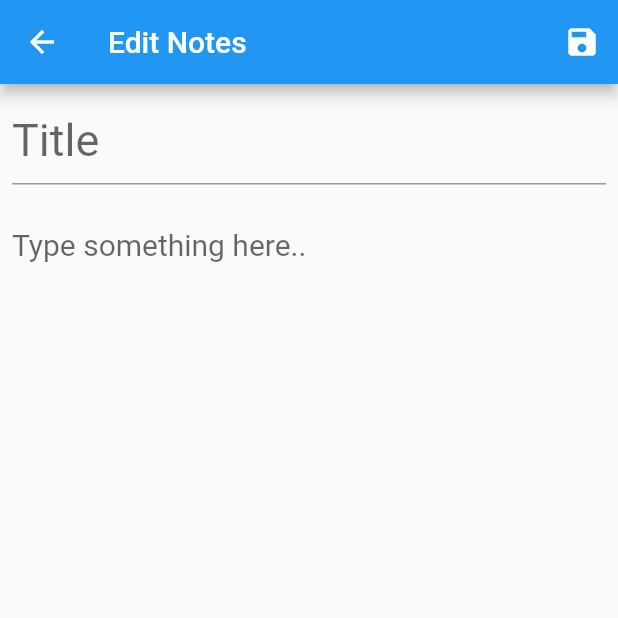
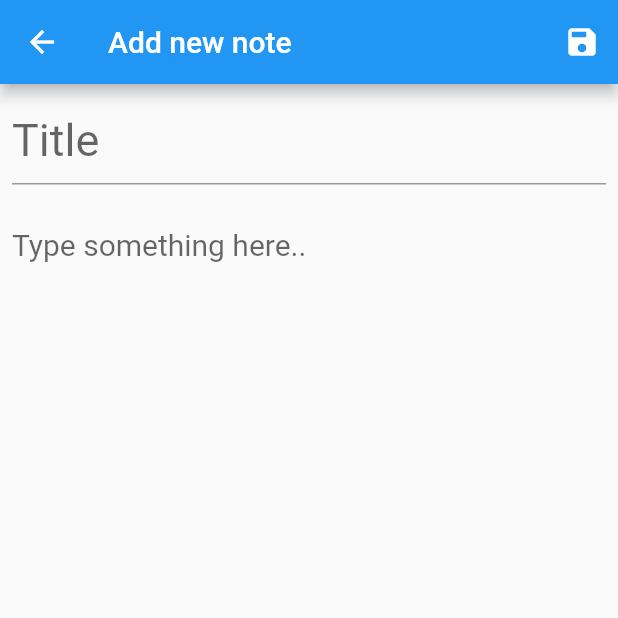
Before and after one commit to Nyi-NyiSoe/NoteWave, a Flutter app: the screen it shows after launch, after a tap on the "add" icon, on a phone screen of 412 x 824 dp, the top half of it. Run offline on Flutter 3.47's test engine with Material 2 defaults, Android fonts, the phone set to English and light mode, and no system bars; our stand-ins replace hive, hive_flutter; accounts and stored records are empty.

Commit message:
ui color fixes

```diff
--- a/lib/edit_note_screen.dart
+++ b/lib/edit_note_screen.dart
@@ -6,7 +6,8 @@ import 'note_service.dart';
 class EditNoteScreen extends StatefulWidget {
   final Note? noteObj;
   final int? index;
-  EditNoteScreen({Key? key, this.noteObj, this.index});
+  final String? appBarTitle;
+  EditNoteScreen({Key? key, this.noteObj, this.index,required this.appBarTitle});
 
   @override
   State<EditNoteScreen> createState() => _EditNoteScreenState();
@@ -33,7 +34,7 @@ class _EditNoteScreenState extends State<EditNoteScreen> {
     return SafeArea(
         child: Scaffold(
       appBar: AppBar(
-        title: const Text('Edit Notes'),
+        title:  Text(widget.appBarTitle!),
         actions: [
           IconButton(
               onPressed: () {
@@ -46,7 +47,7 @@ class _EditNoteScreenState extends State<EditNoteScreen> {
                   var note = Note(
                       body: _bodyController.text, title: _titleController.text);
                   _noteService.addNote(note);
-                   ScaffoldMessenger.of(context)
+                  ScaffoldMessenger.of(context)
                       .showSnackBar(SnackBar(content: Text('Added new')));
                 }
               },
--- a/lib/home.dart
+++ b/lib/home.dart
@@ -13,17 +13,29 @@ class HomePage extends StatelessWidget {
   @override
   Widget build(BuildContext context) {
     final List<Color> backgroundColors = [
-      Colors.red,
-      Colors.green,
-      Colors.blue,
-      Colors.yellow,
-      Colors.orange,
-      Colors.purple,
+      Color(0xFFE0E0E0), // Lighter Gray
+      Color(0xFFB0C4DE), // Light Steel Blue
+      Color(0xFFFFC0CB), // Pink
+      Color(0xFFD8BFD8), // Thistle
+      Color(0xFFC1FFC1), // Light Green
+      Color(0xFFFFE4B5), // Moccasin
+      Color(0xFFFFFFE0), // Light Yellow
+      Color(0xFFB0E0E6), // Powder Blue
+      Color(0xFFF5E6E6), // Misty Rose
+      Color(0xFFFFF5E6), // Old Lace
     ];
 
     Color _randomColor() {
       final Random random = Random();
       return backgroundColors[random.nextInt(backgroundColors.length)];
+    }
+
+    bool isLargeScreen() {
+      if (MediaQuery.of(context).size.width > 600) {
+        return true;
+      } else {
+        return false;
+      }
     }
 
     return SafeArea(
@@ -34,21 +46,28 @@ class HomePage extends StatelessWidget {
                 Navigator.push(
                     context,
                     MaterialPageRoute(
-                        builder: ((context) => EditNoteScreen())));
+                        builder: ((context) => EditNoteScreen(
+                              appBarTitle: 'Add new note',
+                            ))));
               },
               child: const Icon(Icons.add),
             ),
             appBar: AppBar(
+              backgroundColor: Color(0xFF4CAF50),
               title: Text('NoteWave'),
             ),
             body: ValueListenableBuilder(
                 valueListenable: Hive.box<Note>('noteBox').listenable(),
                 builder: (context, Box<Note> box, _) {
+                  return OrientationBuilder(
+                    builder: (context, orientation) {
+                      int crossAixCount =
+                          (orientation == Orientation.landscape) ? 3 : 2;
                       return GridView.builder(
                           itemCount: box.values.length,
                           gridDelegate:
-                          const SliverGridDelegateWithFixedCrossAxisCount(
-                              crossAxisCount: 2),
+                              SliverGridDelegateWithFixedCrossAxisCount(
+                                  crossAxisCount: crossAixCount),
                           itemBuilder: (context, index) {
                             var note = box.getAt(index);
                             return GestureDetector(
@@ -58,6 +77,7 @@ class HomePage extends StatelessWidget {
                                       builder: (context) => EditNoteScreen(
                                             noteObj: note,
                                             index: index,
+                                            appBarTitle: 'Edit Note',
                                           ))),
                               onLongPress: () async {
                                 return showDialog(
@@ -75,19 +95,37 @@ class HomePage extends StatelessWidget {
                                                 Text(note.title),
                                                 Row(
                                                   mainAxisAlignment:
-                                                  MainAxisAlignment.spaceEvenly,
+                                                      MainAxisAlignment
+                                                          .spaceEvenly,
                                                   crossAxisAlignment:
                                                       CrossAxisAlignment.center,
                                                   children: [
                                                     IconButton(
-                                                    onPressed: () {},
-                                                    icon:
-                                                        const Icon(Icons.edit)),
+                                                        onPressed: () {
+                                                          Navigator.push(
+                                                              context,
+                                                              MaterialPageRoute(
+                                                                  builder:
+                                                                      (context) =>
+                                                                          EditNoteScreen(
+                                                                            noteObj:
+                                                                                note,
+                                                                            index:
+                                                                                index,
+                                                                            appBarTitle:
+                                                                                'Edit Note',
+                                                                          )));
+                                                        },
+                                                        icon: const Icon(
+                                                            Icons.edit)),
                                                     IconButton(
                                                         style: ButtonStyle(),
                                                         onPressed: () {
                                                           _noteService
-                                                          .deleteNote(index);
+                                                              .deleteNote(
+                                                                  index);
+                                                          Navigator.pop(
+                                                              context);
                                                         },
                                                         icon: const Icon(
                                                           Icons.delete,
@@ -122,6 +160,8 @@ class HomePage extends StatelessWidget {
                               ),
                             );
                           });
+                    },
+                  );
                 })));
   }
 }
--- a/lib/note.dart
+++ b/lib/note.dart
@@ -7,5 +7,6 @@ class Note {
   final String title;
   @HiveField(1)
   final String body;
+
   Note({required this.body, required this.title});
 }
```
Lines whose indentation alone changed are shown as unchanged.
